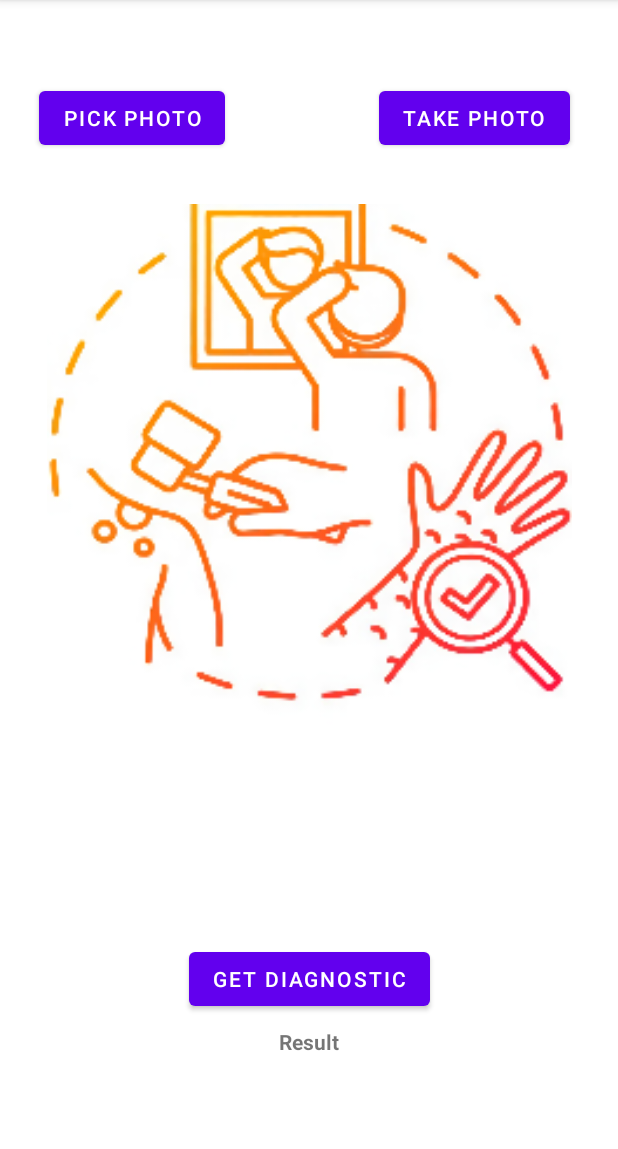
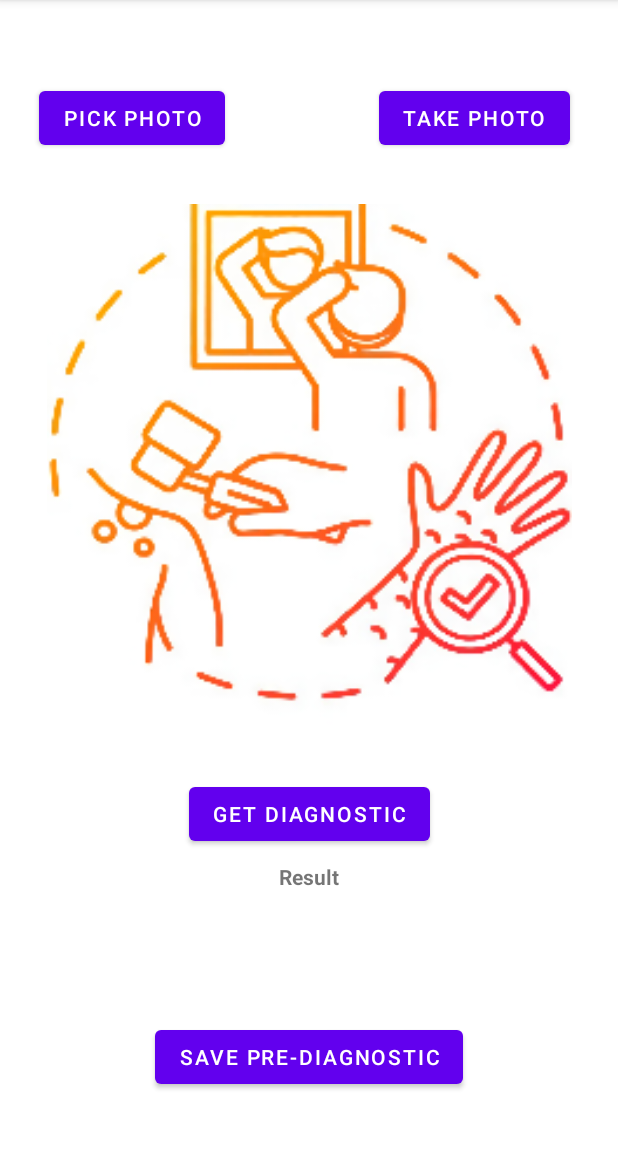
Before and after one commit to ROBERT1830/MY_DOCTOR_APP, an Android app: the DetectorActivity screen opened directly, with no data from a screen before it, on a phone screen of 412 x 824 dp, the part 84-1233 px from its top. Run offline under Robolectric (Android 15) with nearby library versions, the phone set to English and light mode, and no system bars; our stand-ins replace Dagger/Hilt's generated code; libraries missing offline, so code that uses them is left out: org.tensorflow.lite; 1 statement that could not run was skipped.

Commit message:
Hemos realizado el guardado de la foto, el resutlado y la fecha en la base de datos.  La foto se guarda ysando el typeconverter y el resultado y la fecha como un string.

```diff
--- a/app/src/main/AndroidManifest.xml
+++ b/app/src/main/AndroidManifest.xml
@@ -3,6 +3,7 @@
     package="com.robertconstantindinescu.my_doctor_app">
 
     <application
+        android:name=".MyApplication"
         android:allowBackup="true"
         android:icon="@mipmap/ic_launcher"
         android:label="@string/app_name"
--- a/app/src/main/java/com/robertconstantindinescu/my_doctor_app/bindingAdapters/CancerRecordRowBinding.kt
+++ b/app/src/main/java/com/robertconstantindinescu/my_doctor_app/bindingAdapters/CancerRecordRowBinding.kt
@@ -29,7 +29,7 @@ class CancerRecordRowBinding {
         @BindingAdapter("applyMalignBenignColor")
         @JvmStatic
         fun applyMalignBenignColor(view: View, text: String ){
-            if (text.equals("malignant", true)){
+            if (text.contains("malignant", true)){
                 when(view){
                     is TextView -> {
                         view.setTextColor(
--- a/app/src/main/java/com/robertconstantindinescu/my_doctor_app/viewmodels/MainViewModel.kt
+++ b/app/src/main/java/com/robertconstantindinescu/my_doctor_app/viewmodels/MainViewModel.kt
@@ -8,10 +8,13 @@ import androidx.lifecycle.asLiveData
 import androidx.lifecycle.viewModelScope
 import com.robertconstantindinescu.my_doctor_app.models.data.Repository
 import com.robertconstantindinescu.my_doctor_app.models.data.database.entities.CancerDataEntity
+import dagger.hilt.android.lifecycle.HiltViewModel
 import kotlinx.coroutines.Dispatchers
 import kotlinx.coroutines.launch
+import javax.inject.Inject
 
-class MainViewModel @ViewModelInject constructor(
+@HiltViewModel
+class MainViewModel @Inject constructor(
     private val repository: Repository,
     application: Application
 ): AndroidViewModel(application){
--- a/app/src/main/res/layout/activity_detector.xml
+++ b/app/src/main/res/layout/activity_detector.xml
@@ -51,11 +51,12 @@
         android:layout_width="wrap_content"
         android:layout_height="wrap_content"
         android:id="@+id/mDetectButton"
+        android:layout_marginBottom="8dp"
         app:layout_constraintStart_toStartOf="parent"
         app:layout_constraintEnd_toEndOf="parent"
         app:layout_constraintBottom_toBottomOf="parent"
         app:layout_constraintBottom_toTopOf="@+id/mResultTextView"
-        android:layout_marginBottom="8dp"/>
+        app:layout_constraintTop_toBottomOf="@id/mPhotoImageView"/>
     <TextView
         android:text="@string/defaultImage"
         android:layout_width="0dp"
@@ -63,11 +64,25 @@
         app:layout_constraintStart_toStartOf="parent"
         android:layout_marginStart="32dp"
         android:id="@+id/mResultTextView"
+        android:layout_marginEnd="32dp"
+        android:textStyle="bold"
+        android:textAlignment="center"
         app:layout_constraintBottom_toBottomOf="parent"
         android:layout_marginBottom="8dp"
         app:layout_constraintEnd_toEndOf="parent"
-        android:layout_marginEnd="32dp"
-        android:textStyle="bold"
-        android:textAlignment="center"/>
+        app:layout_constraintTop_toBottomOf="@id/mDetectButton"/>
+
+
+    <Button
+        android:id="@+id/saveButton"
+        android:text="@string/button_save"
+        android:layout_width="wrap_content"
+        android:layout_height="wrap_content"
+        android:layout_marginBottom="8dp"
+        app:layout_constraintStart_toStartOf="parent"
+        app:layout_constraintEnd_toEndOf="parent"
+        app:layout_constraintBottom_toBottomOf="parent"
+
+        app:layout_constraintTop_toBottomOf="@id/mResultTextView"/>
 
 </androidx.constraintlayout.widget.ConstraintLayout>
--- a/app/src/main/res/values/strings.xml
+++ b/app/src/main/res/values/strings.xml
@@ -9,4 +9,5 @@
     <string name="defaultImage">Result</string>
     <string name="no_cancer_records">No pre-diagnostic records available</string>
     <string name="delete_cancer_record">Delete Cancer Record</string>
+    <string name="button_save">Save pre-diagnostic</string>
 </resources>
```
Also changed, not shown: app/src/main/java/com/robertconstantindinescu/my_doctor_app/models/data/database/entities/CancerDataEntity.kt (+8 -6 lines), app/src/main/java/com/robertconstantindinescu/my_doctor_app/ui/DetectorActivity.kt (+46 -0 lines), app/src/main/res/layout/fragment_cancer_records_row.xml (+23 -23 lines).
